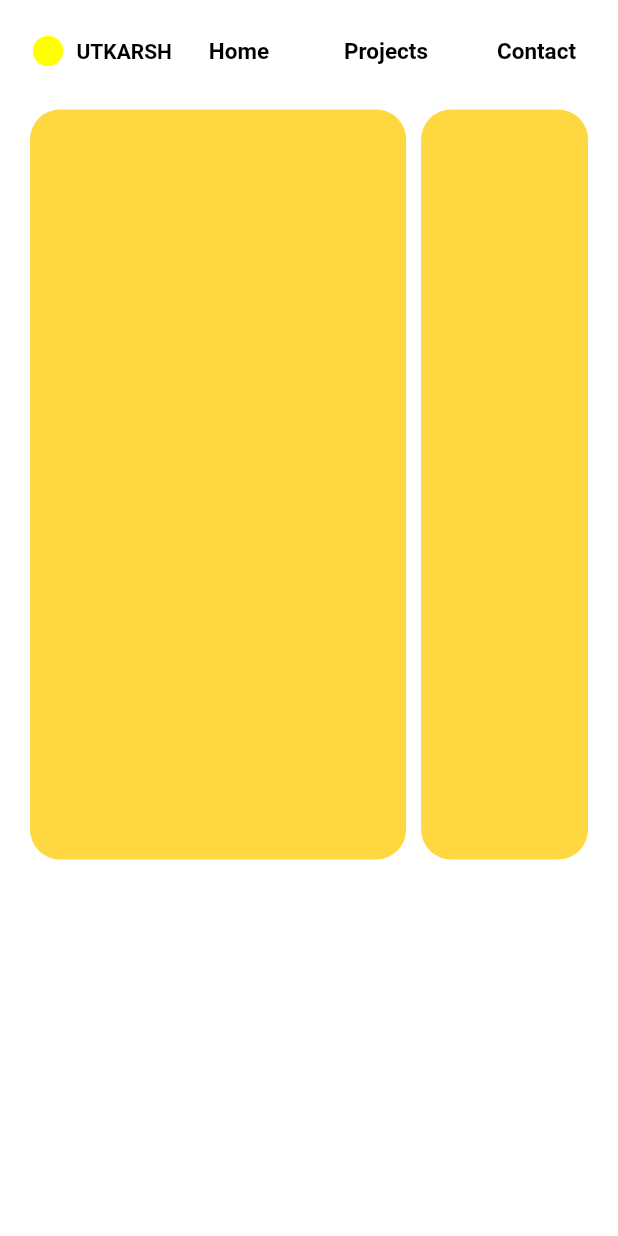
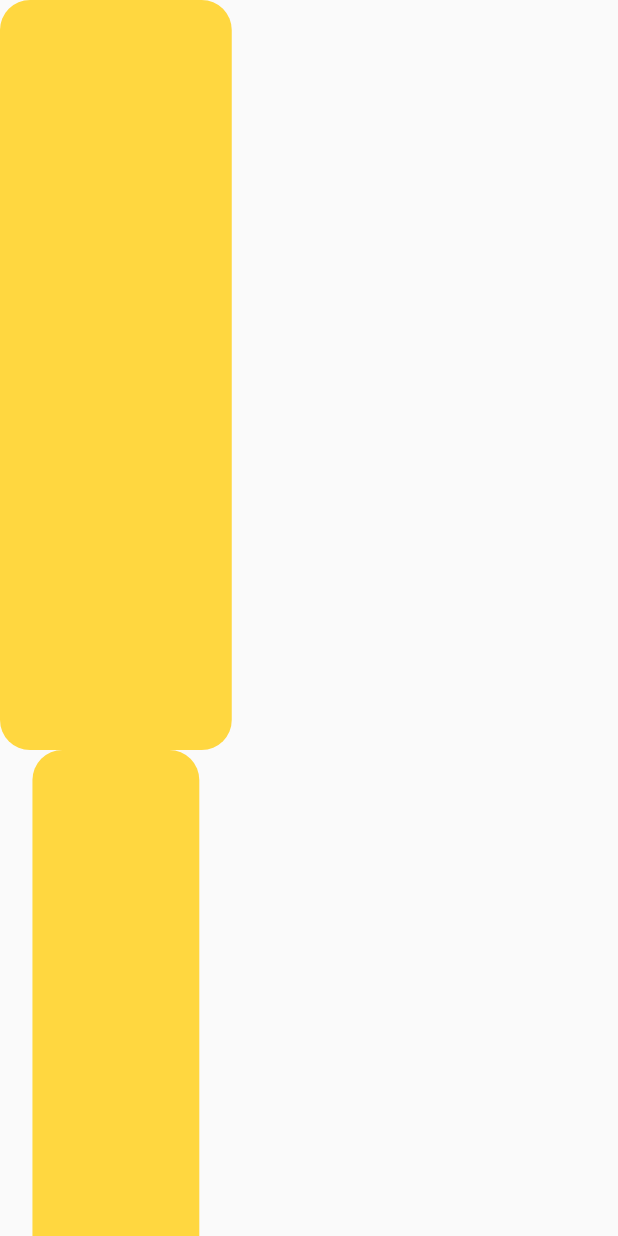
Before and after one commit to Utkarsh4517/PortfolioNew, a Flutter app: the screen it shows after launch, on a phone screen of 412 x 824 dp. Run offline on Flutter 3.47's test engine with Material 2 defaults, Android fonts, the phone set to English and light mode, and no system bars; our stand-ins replace google_fonts, responsive_framework; Roboto replaces fonts that are missing (Chivo).

Commit message:
changed the version of responsive_framework from 1.0.0 to 0.2.0

```diff
--- a/lib/main.dart
+++ b/lib/main.dart
@@ -1,5 +1,6 @@
 import 'package:flutter/material.dart';
 import 'package:newportfolio/pages/homepage.dart';
+import 'package:newportfolio/pages/testpage.dart';
 import 'package:responsive_framework/responsive_framework.dart';
 
 void main() {
@@ -12,18 +13,10 @@ class MyApp extends StatelessWidget {
   // This widget is the root of your application.
   @override
   Widget build(BuildContext context) {
-    return  MaterialApp(
+    return MaterialApp(
       debugShowCheckedModeBanner: false,
-        builder: (context, child) => ResponsiveBreakpoints.builder(
-        child: child!,
-        breakpoints: [
-          const Breakpoint(start: 0, end: 450, name: MOBILE),
-          const Breakpoint(start: 451, end: 800, name: TABLET),
-          const Breakpoint(start: 801, end: 1920, name: DESKTOP),
-          const Breakpoint(start: 1921, end: double.infinity, name: '4K'),
-        ],
-      ),
-      home: HomePage(),
+
+      home: const TestPage(),
     );
   }
 }
--- a/lib/pages/homepage.dart
+++ b/lib/pages/homepage.dart
@@ -3,6 +3,7 @@ import 'package:google_fonts/google_fonts.dart';
 import 'package:newportfolio/widgets/introcontainer.dart';
 import 'package:newportfolio/widgets/profilecontainer.dart';
 import 'package:newportfolio/widgets/textbutton.dart';
+import 'package:responsive_framework/responsive_framework.dart';
 
 class HomePage extends StatelessWidget {
   const HomePage({super.key});
@@ -66,17 +67,31 @@ class HomePage extends StatelessWidget {
                 // END OF TOP ROW
                 Column(
                   children: [
-                    const SizedBox(height: 15,),
-                    Row(
-                      mainAxisAlignment: MainAxisAlignment.spaceBetween,
+                    const SizedBox(
+                      height: 15,
+                    ),
+                    ResponsiveRowColumn(
+                      rowMainAxisAlignment: MainAxisAlignment.center,
+                      rowPadding: const EdgeInsets.all(10),
+                      columnPadding: const EdgeInsets.all(10),
+                      layout:
+                          ResponsiveBreakpoints.of(context).smallerThan(DESKTOP)
+                              ? ResponsiveRowColumnType.COLUMN
+                              : ResponsiveRowColumnType.ROW,
                       children: const [
-                        IntroContainer(),
-                        SizedBox(width: 10,),
-                        ProfileContainer()
+                        ResponsiveRowColumnItem(
+                          columnOrder: 1,
+                          child: IntroContainer(),
+                        ),
+                        ResponsiveRowColumnItem(child: SizedBox(height: 10,width: 10,)),
+                        ResponsiveRowColumnItem(
+                          columnOrder: 1,
+                          child: ProfileContainer(),
+                        ),
                       ],
-                    )
+                    ),
                   ],
-                )
+                ),
               ],
             ),
           ),
--- /dev/null
+++ b/lib/pages/testpage.dart
@@ -0,0 +1,36 @@
+import 'package:flutter/material.dart';
+import 'package:newportfolio/widgets/introcontainer.dart';
+import 'package:newportfolio/widgets/profilecontainer.dart';
+import 'package:responsive_framework/responsive_row_column.dart';
+
+class TestPage extends StatelessWidget {
+  const TestPage({super.key});
+
+  @override
+  Widget build(BuildContext context) {
+    double screenWidth = MediaQuery.of(context).size.width;
+    return Scaffold(
+      body: SingleChildScrollView(
+        child: Column(
+          children: [
+            ResponsiveRowColumn(
+              layout: screenWidth < 800
+                  ? ResponsiveRowColumnType.COLUMN
+                  : ResponsiveRowColumnType.ROW,
+              children: const [
+                ResponsiveRowColumnItem(
+                  rowFlex: 1,
+                  child: IntroContainer(),
+                ),
+                ResponsiveRowColumnItem(
+                  rowFlex: 1,
+                  child: ProfileContainer(),
+                )
+              ],
+            )
+          ],
+        ),
+      ),
+    );
+  }
+}
--- a/lib/widgets/introcontainer.dart
+++ b/lib/widgets/introcontainer.dart
@@ -10,7 +10,7 @@ class IntroContainer extends StatelessWidget {
 
     return Expanded(
       child: Container(
-        constraints: BoxConstraints(minWidth: minWidth),
+        //constraints: BoxConstraints(minWidth: minWidth),
         width: MediaQuery.of(context).size.width * 0.375,
         height: 500,
         decoration: BoxDecoration(
```
Also changed, not shown: pubspec.yaml (+3 -5 lines), pubspec.lock.
